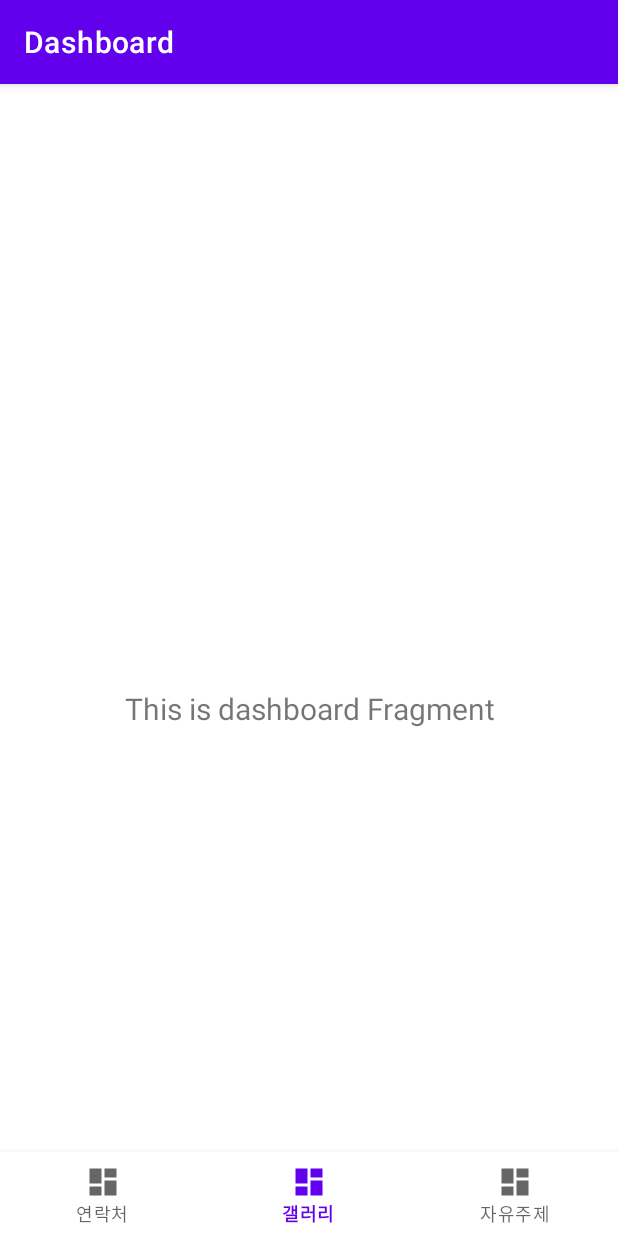
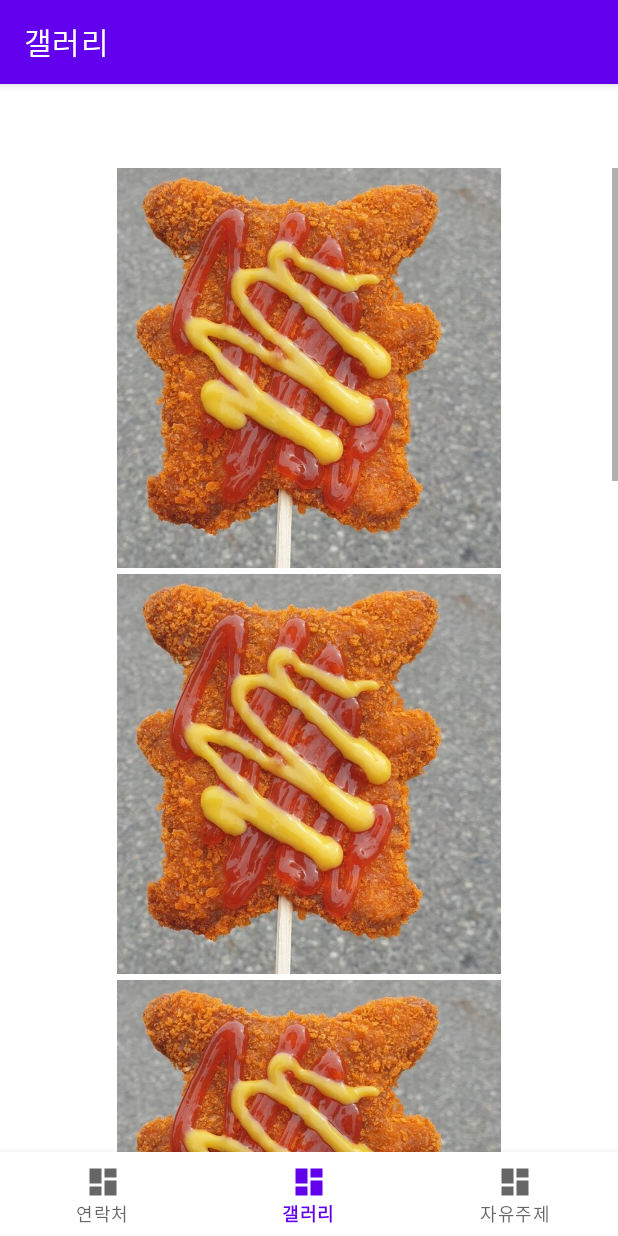
Before and after one commit to choseongje/MadCampWeek1, an Android app: the DashboardFragment screen opened through its navigation route, on a phone screen of 412 x 824 dp. Run offline under Robolectric (Android 15) with nearby library versions, the phone set to English and light mode, and no system bars; our stand-ins replace navigation-ui.

Commit message:
갤러리 기능 추가

```diff
--- a/test4/app/src/main/java/com/example/test4/ui/dashboard/DashboardFragment.kt
+++ b/test4/app/src/main/java/com/example/test4/ui/dashboard/DashboardFragment.kt
@@ -4,10 +4,13 @@ import android.os.Bundle
 import android.view.LayoutInflater
 import android.view.View
 import android.view.ViewGroup
+import android.widget.GridView
 import android.widget.TextView
 import androidx.fragment.app.Fragment
 import androidx.lifecycle.ViewModelProvider
 import com.example.test4.databinding.FragmentDashboardBinding
+import com.example.test4.R
+
 
 class DashboardFragment : Fragment() {
 
@@ -16,6 +19,12 @@ class DashboardFragment : Fragment() {
     // This property is only valid between onCreateView and
     // onDestroyView.
     private val binding get() = _binding!!
+
+    private val imageIds = listOf(
+        R.drawable.image1, R.drawable.image2, R.drawable.image3,
+        R.drawable.image4, R.drawable.image5, R.drawable.image6,
+        R.drawable.image7, R.drawable.image8, R.drawable.image9
+    )
 
     override fun onCreateView(
         inflater: LayoutInflater,
@@ -27,11 +36,10 @@ class DashboardFragment : Fragment() {
 
         _binding = FragmentDashboardBinding.inflate(inflater, container, false)
         val root: View = binding.root
+        val gridView: GridView = root.findViewById(R.id.gridView)
+        val adapter = ImageAdapter(requireContext(), imageIds)
+        gridView.adapter = adapter
 
-        val textView: TextView = binding.textDashboard
-        dashboardViewModel.text.observe(viewLifecycleOwner) {
-            textView.text = it
-        }
         return root
     }
 
--- /dev/null
+++ b/test4/app/src/main/java/com/example/test4/ui/dashboard/ImageAdapter.kt
@@ -0,0 +1,38 @@
+package com.example.test4.ui.dashboard
+
+import android.content.Context
+import android.view.View
+import android.view.ViewGroup
+import android.widget.BaseAdapter
+import android.widget.ImageView
+import com.example.test4.R
+
+class ImageAdapter(private val context: Context, private val imageIds: List<Int>) : BaseAdapter() {
+
+    override fun getCount(): Int {
+        return imageIds.size
+    }
+
+    override fun getItem(position: Int): Any {
+        return imageIds[position]
+    }
+
+    override fun getItemId(position: Int): Long {
+        return position.toLong()
+    }
+
+    override fun getView(position: Int, convertView: View?, parent: ViewGroup?): View {
+        val imageView: ImageView
+        if (convertView == null) {
+            imageView = ImageView(context)
+            imageView.layoutParams = ViewGroup.LayoutParams(400, 400)
+            imageView.scaleType = ImageView.ScaleType.CENTER_CROP
+            imageView.setPadding(8, 8, 8, 8)
+        } else {
+            imageView = convertView as ImageView
+        }
+
+        imageView.setImageResource(imageIds[position])
+        return imageView
+    }
+}
--- a/test4/app/src/main/res/layout/fragment_dashboard.xml
+++ b/test4/app/src/main/res/layout/fragment_dashboard.xml
@@ -5,18 +5,14 @@
     android:layout_width="match_parent"
     android:layout_height="match_parent"
     tools:context=".ui.dashboard.DashboardFragment">
+    <GridView
+        android:layout_width="match_parent"
+        android:layout_height="match_parent"
+        android:id="@+id/gridView"
+        android:numColumns="1"
+        android:verticalSpacing="4dp"
+        android:horizontalSpacing="4dp"
+        android:stretchMode="columnWidth"
+        android:gravity="center"/>
 
-    <TextView
-        android:id="@+id/text_dashboard"
-        android:layout_width="match_parent"
-        android:layout_height="wrap_content"
-        android:layout_marginStart="8dp"
-        android:layout_marginTop="8dp"
-        android:layout_marginEnd="8dp"
-        android:textAlignment="center"
-        android:textSize="20sp"
-        app:layout_constraintBottom_toBottomOf="parent"
-        app:layout_constraintEnd_toEndOf="parent"
-        app:layout_constraintStart_toStartOf="parent"
-        app:layout_constraintTop_toTopOf="parent" />
 </androidx.constraintlayout.widget.ConstraintLayout>
--- a/test4/app/src/main/res/navigation/mobile_navigation.xml
+++ b/test4/app/src/main/res/navigation/mobile_navigation.xml
@@ -8,18 +8,18 @@
     <fragment
         android:id="@+id/navigation_home"
         android:name="com.example.test4.ui.home.HomeFragment"
-        android:label="@string/title_home"
+        android:label="연락처"
         tools:layout="@layout/fragment_home" />
 
     <fragment
         android:id="@+id/navigation_dashboard"
         android:name="com.example.test4.ui.dashboard.DashboardFragment"
-        android:label="@string/title_dashboard"
+        android:label="갤러리"
         tools:layout="@layout/fragment_dashboard" />
 
     <fragment
         android:id="@+id/navigation_notifications"
         android:name="com.example.test4.ui.notifications.NotificationsFragment"
-        android:label="@string/title_notifications"
+        android:label="자유주제"
         tools:layout="@layout/fragment_notifications" />
 </navigation>
```
Also changed, not shown: test4/app/src/main/res/drawable/image1.png (added), test4/app/src/main/res/drawable/image2.png (added), test4/app/src/main/res/drawable/image3.png (added), test4/app/src/main/res/drawable/image4.png (added), test4/app/src/main/res/drawable/image5.png (added), test4/app/src/main/res/drawable/image6.png (added), test4/app/src/main/res/drawable/image7.png (added), test4/app/src/main/res/drawable/image8.png (added), test4/app/src/main/res/drawable/image9.png (added).
